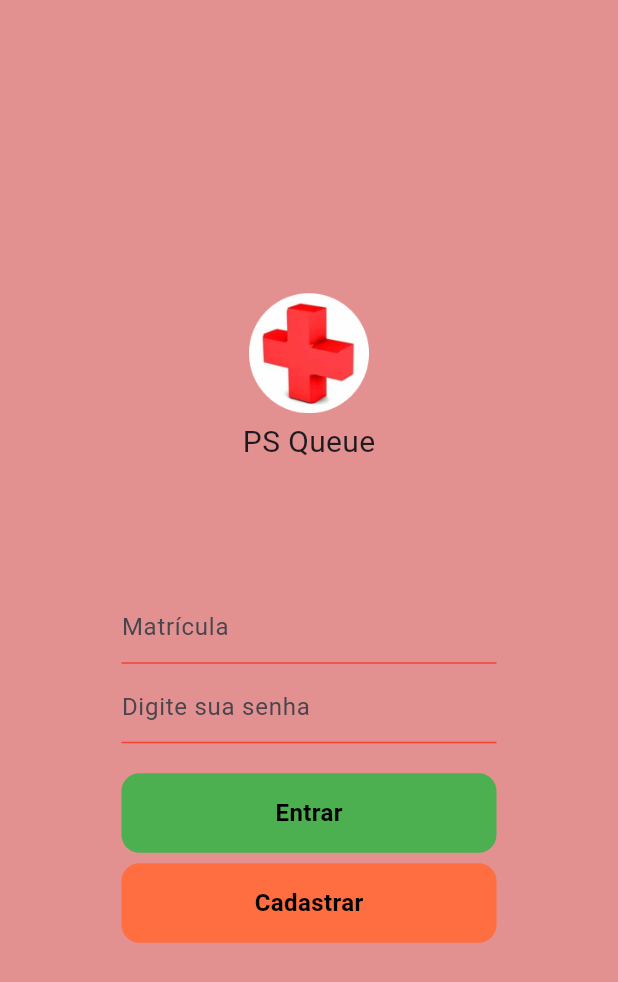
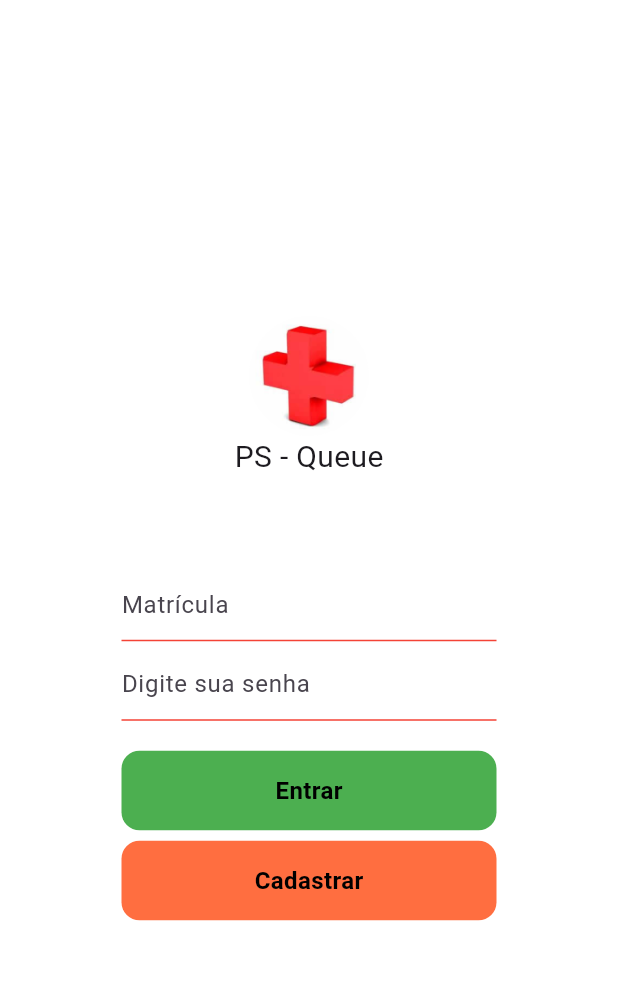
Before and after one commit to alexandrendev/app-queue, a Flutter app: the LoginPage screen opened by its route, on a phone screen of 412 x 824 dp. Shown: the top 982 px of the screen. Run offline on Flutter 3.47's test engine with Material 3 defaults, Android fonts, the phone set to English and light mode, and no system bars.

Commit message:
feat: upgrade code

```diff
--- a/app_queue/lib/components/my_logo.dart
+++ b/app_queue/lib/components/my_logo.dart
@@ -1,7 +1,12 @@
 import 'package:flutter/material.dart';
 
 class MyLogo extends StatelessWidget {
-  const MyLogo({super.key});
+  final double heigth;
+
+  const MyLogo({
+    super.key,
+    required this.heigth,
+  });
 
   @override
   Widget build(BuildContext context) {
@@ -11,18 +16,18 @@ class MyLogo extends StatelessWidget {
         ClipRRect(
           child: Image.asset(
             'lib/assets/images/logo.png',
-            height: 80,
+            height: heigth,
           ),
         ),
         //Espaço embranco
-        const SizedBox(height: 5),
+        // const SizedBox(height: heig),
         //Nome do Aplicativo
-        const Text(
-          'PS Queue',
-          style: TextStyle(fontSize: 20),
-        ),
+        // const Text(
+        //   'PS Queue',
+        //   style: TextStyle(fontSize: 20),
+        // ),
         //Espaço em branco
-        const SizedBox(height: 25),
+        // const SizedBox(height: 25),
       ],
     );
   }
--- a/app_queue/lib/main.dart
+++ b/app_queue/lib/main.dart
@@ -18,7 +18,7 @@ class MyApp extends StatelessWidget {
         colorScheme: ColorScheme.fromSeed(seedColor: Colors.deepPurple),
         useMaterial3: true,
       ),
-      home: LoginPage(),
+      home: HomeAtendente(),
       routes: {
         '/login': (context) => LoginPage(),
         '/atendente': (context) => HomeAtendente(),
--- a/app_queue/lib/pages/login_page.dart
+++ b/app_queue/lib/pages/login_page.dart
@@ -1,31 +1,31 @@
-
 import 'package:app_queue/components/my_button.dart';
 import 'package:app_queue/components/my_logo.dart';
 import 'package:app_queue/components/my_text_input.dart';
 import 'package:flutter/material.dart';
 
 class LoginPage extends StatelessWidget {
-
   LoginPage({super.key});
-
 
   @override
   Widget build(BuildContext context) {
     return Scaffold(
-
       body: Container(
         width: MediaQuery.of(context).size.width,
         padding: const EdgeInsets.all(27),
         decoration: BoxDecoration(
-          color: Color(0xFFE39090),
+          color: Colors.white,
         ),
         child: Column(
           mainAxisAlignment: MainAxisAlignment.center,
           children: [
-
-            MyLogo(),
+            MyLogo(
+              heigth: 80,
+            ),
+            Text(
+              'PS - Queue',
+              style: TextStyle(fontSize: 20),
+            ),
             const SizedBox(height: 30),
-
             const SizedBox(height: 30),
             SizedBox(
               width: 250,
@@ -34,10 +34,9 @@ class LoginPage extends StatelessWidget {
                 obscureText: false,
                 controller: TextEditingController(),
                 validator: null,
-                keyboardType:  TextInputType.number,
+                keyboardType: TextInputType.number,
+              ),
             ),
-            ),
-
             const SizedBox(height: 5),
             SizedBox(
               width: 250,
@@ -46,28 +45,28 @@ class LoginPage extends StatelessWidget {
                 obscureText: true,
                 controller: TextEditingController(),
                 validator: null,
-                keyboardType:  TextInputType.number,
-                ),
+                keyboardType: TextInputType.number,
+              ),
             ),
             const SizedBox(height: 20),
             SizedBox(
               width: 250,
               child: MyButton(
                 buttonText: 'Entrar',
-                onTapButton: (){},
+                onTapButton: () {},
                 backgroundColor: Colors.green,
                 textColor: Colors.black,
-                ),
+              ),
             ),
             const SizedBox(height: 7),
             SizedBox(
               width: 250,
               child: MyButton(
                 buttonText: 'Cadastrar',
-                onTapButton: (){},
+                onTapButton: () {},
                 backgroundColor: Colors.deepOrangeAccent,
                 textColor: Colors.black,
-                ),
+              ),
             ),
           ],
         ),
```
Also changed, not shown: app_queue/lib/components/my_botton_app_bar.dart (added, +20 -0 lines), app_queue/lib/components/my_up_app_bar.dart (added, +38 -0 lines), app_queue/lib/pages/home_atendente.dart (+7 -1 lines), app_queue/pubspec.lock.
